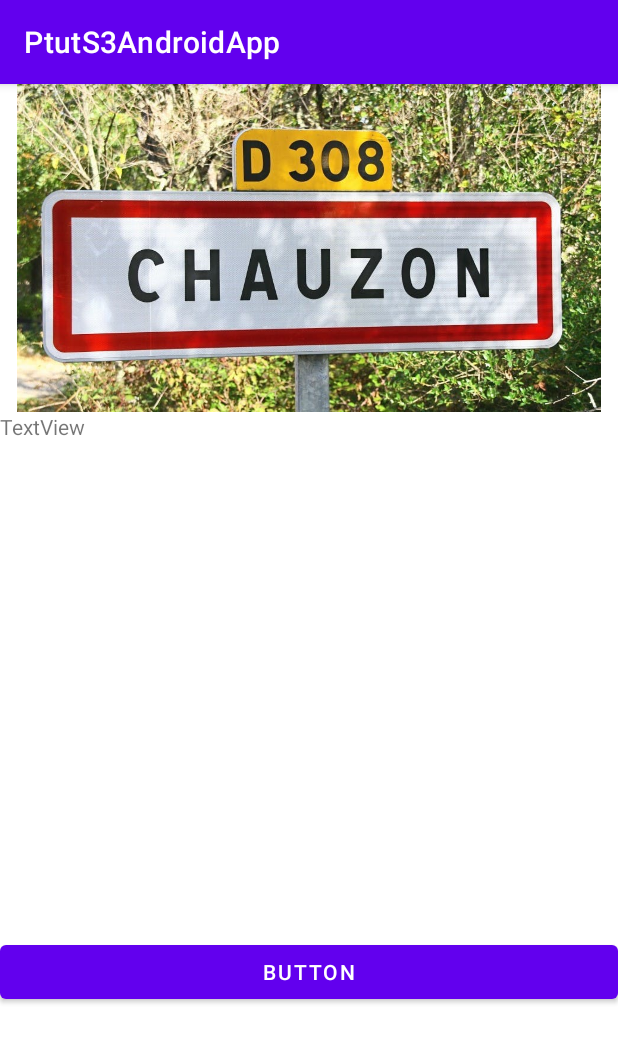
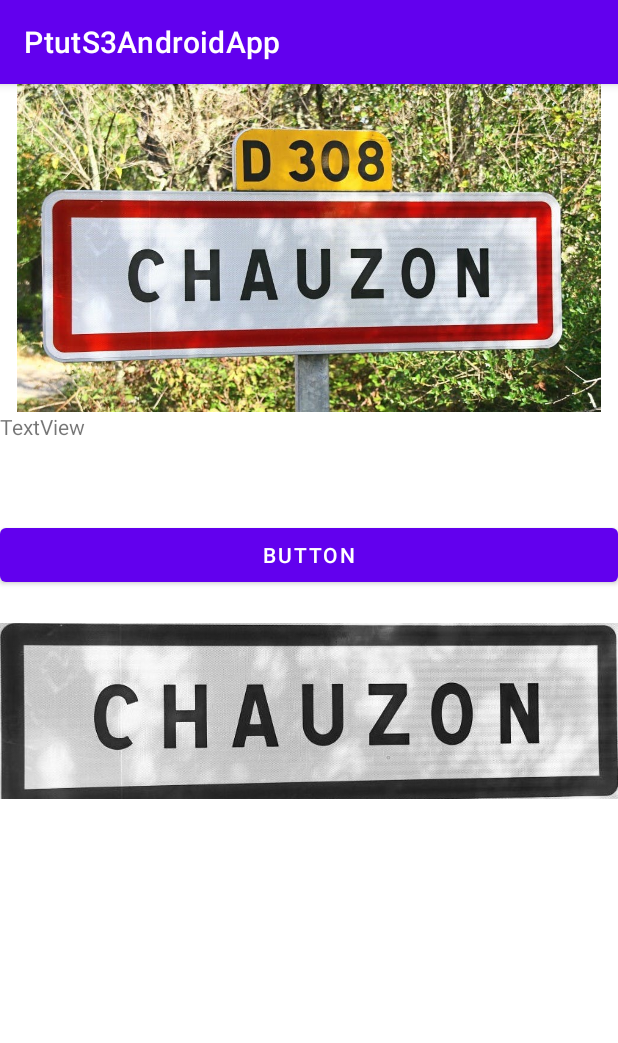
Before and after one commit to ETS-Android5/CityDex, an Android app: the screen it shows after launch (MainActivity), on a phone screen of 412 x 824 dp. Shown: the top 1043 px of the screen. Run offline under Robolectric (Android 15) with nearby library versions, the phone set to English and light mode, and no system bars; 1 statement that could not run was skipped.

Commit message:
Image to gray shade

```diff
--- a/app/src/main/java/com/example/ptuts3androidapp/MainActivity.java
+++ b/app/src/main/java/com/example/ptuts3androidapp/MainActivity.java
@@ -8,6 +8,10 @@ import android.Manifest;
 import android.content.pm.PackageManager;
 import android.graphics.Bitmap;
 import android.graphics.BitmapFactory;
+import android.graphics.Canvas;
+import android.graphics.ColorMatrix;
+import android.graphics.ColorMatrixColorFilter;
+import android.graphics.Paint;
 import android.graphics.drawable.BitmapDrawable;
 import android.graphics.drawable.Drawable;
 import android.os.Bundle;
@@ -30,6 +34,7 @@ import java.nio.file.Files;
 public class MainActivity extends AppCompatActivity {
 
     private ImageView imgView;
+    private ImageView imgGray;
     private Button button;
     private TextView textView;
 
@@ -46,6 +51,7 @@ public class MainActivity extends AppCompatActivity {
         imgView = findViewById(R.id.imageView);
         button = findViewById(R.id.button);
         textView = findViewById(R.id.textView);
+        imgGray = findViewById(R.id.imgGray);
 
         requestPermissions(new String[]{Manifest.permission.READ_EXTERNAL_STORAGE,Manifest.permission.WRITE_EXTERNAL_STORAGE},permCode);
 
@@ -60,14 +66,20 @@ public class MainActivity extends AppCompatActivity {
         if (!dir.exists()){
             dir.mkdirs();
         }
-        File file = new File(Environment.getExternalStorageDirectory() + "/Citydex/images/img.png");
+        File file = new File(Environment.getExternalStorageDirectory() + "/Citydex/images/image_cropcrop_ocr.jpg");
         try {
-            copy(getAssets().open("img.png") ,file);
+            copy(getAssets().open("image_cropcrop_ocr.jpg") ,file);
         } catch (IOException e) {
             e.printStackTrace();
         }
+
         Bitmap bitmap = BitmapFactory.decodeFile(file.getPath());
-        textView.setText(ocr.getOCRResult(bitmap));
+
+        Bitmap bitmap_gray = toGrayscale(bitmap);
+
+        imgGray.setImageBitmap(bitmap_gray);
+
+        textView.setText(ocr.getOCRResult(bitmap_gray));
     }
 
     @Override
@@ -91,4 +103,22 @@ public class MainActivity extends AppCompatActivity {
         super.onDestroy();
         ocr.onDestroy();
     }
+
+    public Bitmap toGrayscale(Bitmap bmpOriginal)
+    {
+        int width, height;
+        height = bmpOriginal.getHeight();
+        width = bmpOriginal.getWidth();
+
+        Bitmap bmpGrayscale = Bitmap.createBitmap(width, height, Bitmap.Config.ARGB_8888);
+        Canvas c = new Canvas(bmpGrayscale);
+        Paint paint = new Paint();
+        ColorMatrix cm = new ColorMatrix();
+        cm.setSaturation(0);
+        ColorMatrixColorFilter f = new ColorMatrixColorFilter(cm);
+        paint.setColorFilter(f);
+        c.drawBitmap(bmpOriginal, 0, 0, paint);
+        return bmpGrayscale;
+    }
+
 }
--- a/app/src/main/res/layout/activity_main.xml
+++ b/app/src/main/res/layout/activity_main.xml
@@ -20,7 +20,7 @@
         <TextView
             android:id="@+id/textView"
             android:layout_width="match_parent"
-            android:layout_height="349dp"
+            android:layout_height="71dp"
             android:text="TextView" />
 
         <Button
@@ -28,6 +28,12 @@
             android:layout_width="match_parent"
             android:layout_height="wrap_content"
             android:text="Button" />
+
+        <ImageView
+            android:id="@+id/imgGray"
+            android:layout_width="match_parent"
+            android:layout_height="wrap_content"
+            app:srcCompat="@drawable/ic_launcher_background" />
     </LinearLayout>
 
 </androidx.constraintlayout.widget.ConstraintLayout>
```
Also changed, not shown: app/src/main/assets/image_crop_ocr.jpg (added), app/src/main/assets/image_cropcrop_ocr.jpg (added), 283 other files.
